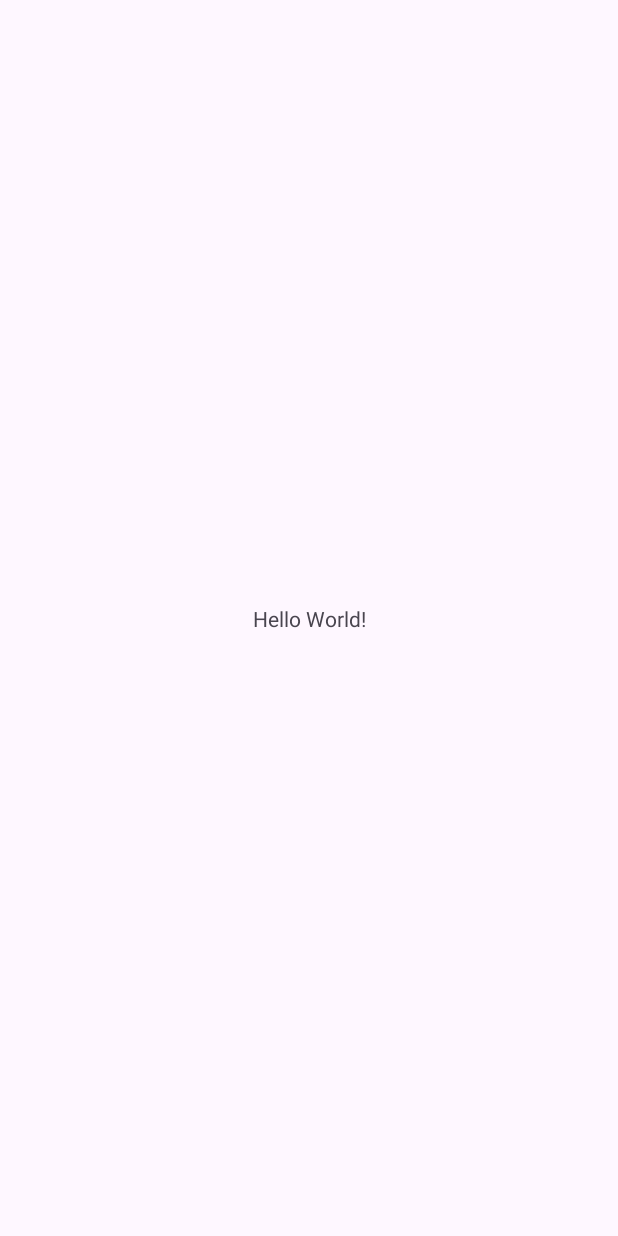
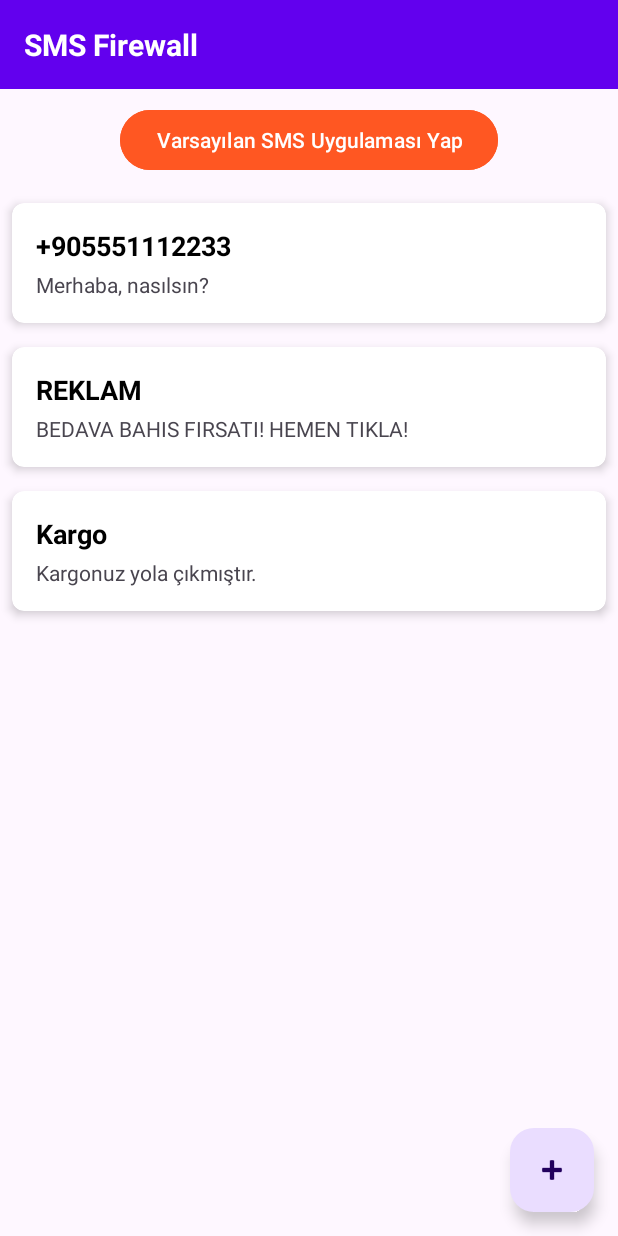
Before and after one commit to conny0506/SMSFirewall, an Android app: the screen it shows after launch (MainActivity), on a phone screen of 412 x 824 dp. Before the commit the screen is almost empty. Run offline under Robolectric (Android 15) with nearby library versions, the phone set to English and light mode, and no system bars.

Commit message:
Initial Commit

```diff
--- a/app/build.gradle.kts
+++ b/app/build.gradle.kts
@@ -7,6 +7,9 @@ android {
     namespace = "com.example.smsfirewall"
     compileSdk {
         version = release(36)
+    }
+    buildFeatures {
+        viewBinding = true
     }
 
     defaultConfig {
--- a/app/src/main/java/com/example/smsfirewall/MainActivity.kt
+++ b/app/src/main/java/com/example/smsfirewall/MainActivity.kt
@@ -1,20 +1,57 @@
 package com.example.smsfirewall
 
 import android.os.Bundle
-import androidx.activity.enableEdgeToEdge
+import android.widget.Toast
 import androidx.appcompat.app.AppCompatActivity
-import androidx.core.view.ViewCompat
-import androidx.core.view.WindowInsetsCompat
+import androidx.recyclerview.widget.LinearLayoutManager
+import com.example.smsfirewall.databinding.ActivityMainBinding
+import android.app.role.RoleManager
+import android.content.Context
+import android.content.Intent
+import android.os.Build
+import android.provider.Telephony
+import androidx.activity.result.contract.ActivityResultContracts
 
 class MainActivity : AppCompatActivity() {
+
+    private lateinit var binding: ActivityMainBinding // Tasarıma erişim aracı
+
     override fun onCreate(savedInstanceState: Bundle?) {
         super.onCreate(savedInstanceState)
-        enableEdgeToEdge()
-        setContentView(R.layout.activity_main)
-        ViewCompat.setOnApplyWindowInsetsListener(findViewById(R.id.main)) { v, insets ->
-            val systemBars = insets.getInsets(WindowInsetsCompat.Type.systemBars())
-            v.setPadding(systemBars.left, systemBars.top, systemBars.right, systemBars.bottom)
-            insets
+
+        // ViewBinding kurulumu
+        binding = ActivityMainBinding.inflate(layoutInflater)
+        setContentView(binding.root)
+
+        setupRecyclerView()
+        setupButtons()
+    }
+
+    private fun setupRecyclerView() {
+        // Test için sahte veri listesi oluşturalım
+        val dummySmsList = listOf(
+            SmsModel("+905551112233", "Merhaba, nasılsın?", System.currentTimeMillis()),
+            SmsModel("REKLAM", "BEDAVA BAHIS FIRSATI! HEMEN TIKLA!", System.currentTimeMillis()),
+            SmsModel("Kargo", "Kargonuz yola çıkmıştır.", System.currentTimeMillis())
+        )
+
+        // Adapter'ı oluştur ve listeyi ver
+        val adapter = SmsAdapter(dummySmsList)
+
+        // RecyclerView ayarları
+        binding.recyclerSms.layoutManager = LinearLayoutManager(this) // Alt alta liste
+        binding.recyclerSms.adapter = adapter
+    }
+
+    private fun setupButtons() {
+        // Varsayılan Yap butonu
+        binding.btnSetDefault.setOnClickListener {
+            Toast.makeText(this, "Henüz kodlanmadı!", Toast.LENGTH_SHORT).show()
+        }
+
+        // Yasaklı Kelime Ekle butonu
+        binding.fabAddBlockWord.setOnClickListener {
+            Toast.makeText(this, "Kelime ekleme ekranı açılacak", Toast.LENGTH_SHORT).show()
         }
     }
 }
--- /dev/null
+++ b/app/src/main/java/com/example/smsfirewall/SmsAdapter.kt
@@ -0,0 +1,33 @@
+package com.example.smsfirewall
+
+import android.view.LayoutInflater
+import android.view.ViewGroup
+import androidx.recyclerview.widget.RecyclerView
+import com.example.smsfirewall.databinding.ItemSmsBinding
+
+// Adapter sınıfımız, SmsModel listesini alır
+class SmsAdapter(private val smsList: List<SmsModel>) : RecyclerView.Adapter<SmsAdapter.SmsViewHolder>() {
+
+    // Tasarımdaki görünümleri tutan yardımcı sınıf (ViewHolder)
+    class SmsViewHolder(val binding: ItemSmsBinding) : RecyclerView.ViewHolder(binding.root)
+
+    // 1. ADIM: Her satır için tasarım dosyasını (item_sms.xml) bağlar
+    override fun onCreateViewHolder(parent: ViewGroup, viewType: Int): SmsViewHolder {
+        val binding = ItemSmsBinding.inflate(LayoutInflater.from(parent.context), parent, false)
+        return SmsViewHolder(binding)
+    }
+
+    // 2. ADIM: Tasarım ile veriyi eşleştirir
+    override fun onBindViewHolder(holder: SmsViewHolder, position: Int) {
+        val currentSms = smsList[position]
+
+        // Tasarımdaki txtSender ve txtMessageBody alanlarına veriyi yazıyoruz
+        holder.binding.txtSender.text = currentSms.sender
+        holder.binding.txtMessageBody.text = currentSms.messageBody
+    }
+
+    // 3. ADIM: Listenin kaç elemanlı olduğunu söyler
+    override fun getItemCount(): Int {
+        return smsList.size
+    }
+}
--- /dev/null
+++ b/app/src/main/java/com/example/smsfirewall/SmsModel.kt
@@ -0,0 +1,8 @@
+package com.example.smsfirewall
+
+// Bir SMS'in temel özelliklerini tutan basit bir kutu
+data class SmsModel(
+    val sender: String,      // Gönderen (Örn: +90555...)
+    val messageBody: String, // Mesaj içeriği
+    val date: Long           // Tarih (Sıralama yapmak istersek diye)
+)
--- a/app/src/main/res/layout/activity_main.xml
+++ b/app/src/main/res/layout/activity_main.xml
@@ -2,18 +2,53 @@
 <androidx.constraintlayout.widget.ConstraintLayout xmlns:android="http://schemas.android.com/apk/res/android"
     xmlns:app="http://schemas.android.com/apk/res-auto"
     xmlns:tools="http://schemas.android.com/tools"
-    android:id="@+id/main"
     android:layout_width="match_parent"
     android:layout_height="match_parent"
     tools:context=".MainActivity">
 
     <TextView
+        android:id="@+id/headerTitle"
+        android:layout_width="0dp"
+        android:layout_height="wrap_content"
+        android:background="#6200EE"
+        android:padding="16dp"
+        android:text="SMS Firewall"
+        android:textColor="@android:color/white"
+        android:textSize="20sp"
+        android:textStyle="bold"
+        app:layout_constraintTop_toTopOf="parent"
+        app:layout_constraintStart_toStartOf="parent"
+        app:layout_constraintEnd_toEndOf="parent"/>
+
+    <Button
+        android:id="@+id/btnSetDefault"
         android:layout_width="wrap_content"
         android:layout_height="wrap_content"
-        android:text="Hello World!"
+        android:text="Varsayılan SMS Uygulaması Yap"
+        android:backgroundTint="#FF5722"
+        android:layout_marginTop="10dp"
+        app:layout_constraintTop_toBottomOf="@id/headerTitle"
+        app:layout_constraintStart_toStartOf="parent"
+        app:layout_constraintEnd_toEndOf="parent" />
+
+    <androidx.recyclerview.widget.RecyclerView
+        android:id="@+id/recyclerSms"
+        android:layout_width="0dp"
+        android:layout_height="0dp"
+        android:layout_marginTop="10dp"
+        app:layout_constraintTop_toBottomOf="@id/btnSetDefault"
+        app:layout_constraintBottom_toBottomOf="parent"
+        app:layout_constraintStart_toStartOf="parent"
+        app:layout_constraintEnd_toEndOf="parent" />
+
+    <com.google.android.material.floatingactionbutton.FloatingActionButton
+        android:id="@+id/fabAddBlockWord"
+        android:layout_width="wrap_content"
+        android:layout_height="wrap_content"
+        android:layout_margin="16dp"
+        android:src="@android:drawable/ic_input_add"
         app:layout_constraintBottom_toBottomOf="parent"
         app:layout_constraintEnd_toEndOf="parent"
-        app:layout_constraintStart_toStartOf="parent"
-        app:layout_constraintTop_toTopOf="parent" />
+        contentDescription="Yasaklı Kelime Ekle" />
 
 </androidx.constraintlayout.widget.ConstraintLayout>
--- /dev/null
+++ b/app/src/main/res/layout/item_sms.xml
@@ -0,0 +1,37 @@
+<?xml version="1.0" encoding="utf-8"?>
+<androidx.cardview.widget.CardView xmlns:android="http://schemas.android.com/apk/res/android"
+    xmlns:app="http://schemas.android.com/apk/res-auto"
+    android:layout_width="match_parent"
+    android:layout_height="wrap_content"
+    android:layout_margin="8dp"
+    app:cardCornerRadius="8dp"
+    app:cardElevation="4dp">
+
+    <LinearLayout
+        android:layout_width="match_parent"
+        android:layout_height="wrap_content"
+        android:orientation="vertical"
+        android:padding="16dp">
+
+        <TextView
+            android:id="@+id/txtSender"
+            android:layout_width="wrap_content"
+            android:layout_height="wrap_content"
+            android:text="+905551234567"
+            android:textSize="18sp"
+            android:textStyle="bold"
+            android:textColor="@android:color/black" />
+
+        <TextView
+            android:id="@+id/txtMessageBody"
+            android:layout_width="wrap_content"
+            android:layout_height="wrap_content"
+            android:layout_marginTop="4dp"
+            android:text="Merhaba, bu bir örnek mesajdır."
+            android:textSize="14sp"
+            android:maxLines="3"
+            android:ellipsize="end" />
+
+    </LinearLayout>
+
+</androidx.cardview.widget.CardView>
```
Also changed, not shown: app/HeadlessSmsSendService.main.kts (added, +11 -0 lines), app/MmsReceiver.main.kts (added, +11 -0 lines), app/SmsReceiver.main.kts (added, +11 -0 lines), app/src/main/AndroidManifest.xml (+43 -2 lines), app/src/main/java/com/example/smsfirewall/HeadlessSmsSendService.kt (added, +11 -0 lines), app/src/main/java/com/example/smsfirewall/MmsReceiver.kt (added, +11 -0 lines), app/src/main/java/com/example/smsfirewall/SmsReceiver.kt (added, +44 -0 lines).
